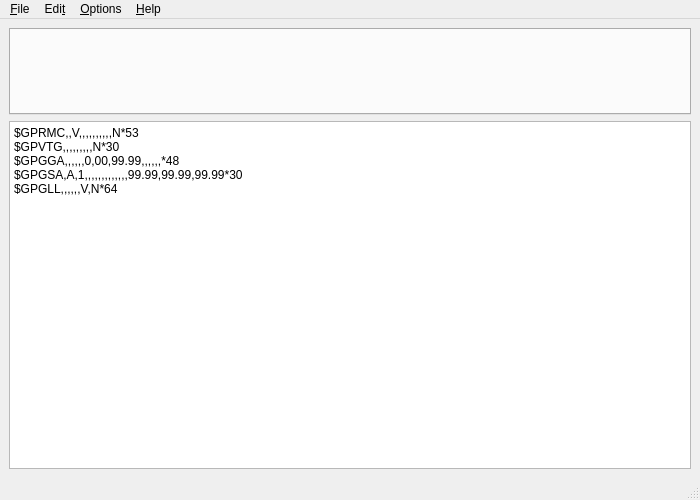
froller/NMEA-talker, file mainwindow.ui: the form before one commit.
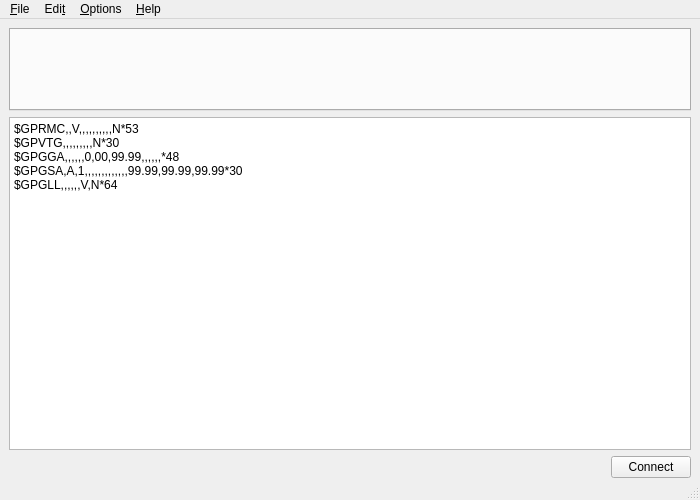
The form after the commit. Icons and pictures are not drawn.

Commit message: Serial port connection

```diff
--- a/mainwindow.ui
+++ b/mainwindow.ui
@@ -18,6 +18,9 @@
     </sizepolicy>
    </property>
    <layout class="QGridLayout" name="gridLayout">
+    <property name="bottomMargin">
+     <number>0</number>
+    </property>
     <item row="1" column="0">
      <widget class="QPlainTextEdit" name="logTextEdit">
       <property name="sizePolicy">
@@ -56,6 +59,30 @@
       </property>
      </widget>
     </item>
+    <item row="2" column="0">
+     <layout class="QHBoxLayout" name="horizontalLayout_2">
+      <item>
+       <spacer name="horizontalSpacer">
+        <property name="orientation">
+         <enum>Qt::Orientation::Horizontal</enum>
+        </property>
+        <property name="sizeHint" stdset="0">
+         <size>
+          <width>40</width>
+          <height>20</height>
+         </size>
+        </property>
+       </spacer>
+      </item>
+      <item>
+       <widget class="QPushButton" name="connectButton">
+        <property name="text">
+         <string>Connect</string>
+        </property>
+       </widget>
+      </item>
+     </layout>
+    </item>
     <item row="0" column="0">
      <widget class="QTabWidget" name="constructorTabWidget">
       <property name="sizePolicy">
```
The commit also changes 2 other files.
